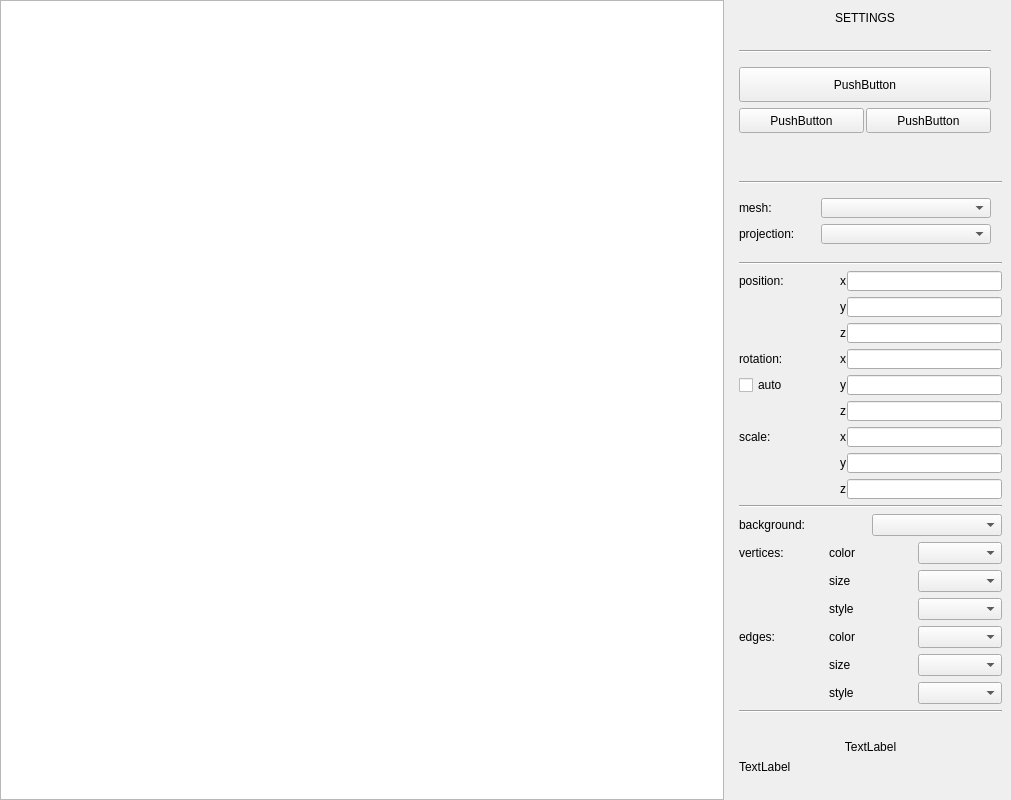
The window that src/qt/mainwindow.ui (Dolaxom/C_3DEngine) describes before a commit, drawn with Qt 5.
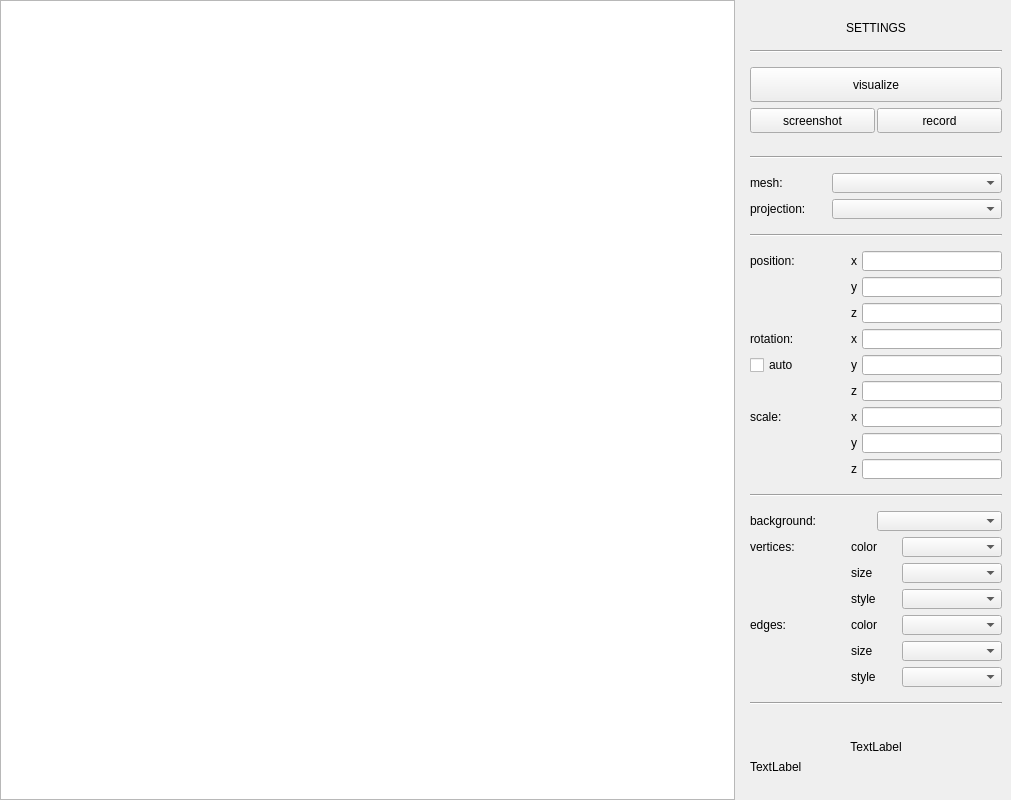
The same window after the commit.

What changed in the file:
```diff
--- a/src/qt/mainwindow.ui
+++ b/src/qt/mainwindow.ui
@@ -60,12 +60,18 @@
          <string>SETTINGS</string>
         </property>
         <property name="alignment">
-         <set>Qt::AlignCenter</set>
+         <set>Qt::AlignBottom|Qt::AlignHCenter</set>
         </property>
        </widget>
       </item>
       <item>
        <widget class="Line" name="line">
+        <property name="minimumSize">
+         <size>
+          <width>252</width>
+          <height>10</height>
+         </size>
+        </property>
         <property name="maximumSize">
          <size>
           <width>252</width>
@@ -92,7 +98,7 @@
          </size>
         </property>
         <property name="text">
-         <string>PushButton</string>
+         <string>visualize</string>
         </property>
        </widget>
       </item>
@@ -112,11 +118,11 @@
           <property name="maximumSize">
            <size>
             <width>125</width>
-            <height>16777215</height>
+            <height>25</height>
            </size>
           </property>
           <property name="text">
-           <string>PushButton</string>
+           <string>record</string>
           </property>
          </widget>
         </item>
@@ -131,11 +137,11 @@
           <property name="maximumSize">
            <size>
             <width>125</width>
-            <height>16777215</height>
+            <height>25</height>
            </size>
           </property>
           <property name="text">
-           <string>PushButton</string>
+           <string>screenshot</string>
           </property>
          </widget>
         </item>
@@ -143,9 +149,15 @@
       </item>
       <item>
        <widget class="Line" name="line_2">
+        <property name="minimumSize">
+         <size>
+          <width>252</width>
+          <height>10</height>
+         </size>
+        </property>
         <property name="maximumSize">
          <size>
-          <width>16777215</width>
+          <width>252</width>
           <height>20</height>
          </size>
         </property>
@@ -161,16 +173,22 @@
         </property>
         <item row="0" column="0">
          <widget class="QLabel" name="meshl">
+          <property name="sizePolicy">
+           <sizepolicy hsizetype="Preferred" vsizetype="Preferred">
+            <horstretch>80</horstretch>
+            <verstretch>20</verstretch>
+           </sizepolicy>
+          </property>
           <property name="minimumSize">
            <size>
             <width>80</width>
-            <height>0</height>
+            <height>20</height>
            </size>
           </property>
           <property name="maximumSize">
            <size>
-            <width>100</width>
-            <height>16777215</height>
+            <width>80</width>
+            <height>20</height>
            </size>
           </property>
           <property name="text">
@@ -183,12 +201,12 @@
           <property name="minimumSize">
            <size>
             <width>170</width>
-            <height>0</height>
+            <height>20</height>
            </size>
           </property>
           <property name="maximumSize">
            <size>
-            <width>150</width>
+            <width>170</width>
             <height>20</height>
            </size>
           </property>
@@ -196,10 +214,16 @@
         </item>
         <item row="1" column="0">
          <widget class="QLabel" name="projectionl">
+          <property name="minimumSize">
+           <size>
+            <width>80</width>
+            <height>20</height>
+           </size>
+          </property>
           <property name="maximumSize">
            <size>
-            <width>100</width>
-            <height>16777215</height>
+            <width>80</width>
+            <height>20</height>
            </size>
           </property>
           <property name="text">
@@ -212,12 +236,12 @@
           <property name="minimumSize">
            <size>
             <width>170</width>
-            <height>0</height>
+            <height>20</height>
            </size>
           </property>
           <property name="maximumSize">
            <size>
-            <width>150</width>
+            <width>170</width>
             <height>20</height>
            </size>
           </property>
@@ -227,6 +251,18 @@
       </item>
       <item>
        <widget class="Line" name="line_3">
+        <property name="minimumSize">
+         <size>
+          <width>252</width>
+          <height>10</height>
+         </size>
+        </property>
+        <property name="maximumSize">
+         <size>
+          <width>252</width>
+          <height>20</height>
+         </size>
+        </property>
         <property name="orientation">
          <enum>Qt::Horizontal</enum>
         </property>
@@ -237,56 +273,17 @@
         <property name="horizontalSpacing">
          <number>1</number>
         </property>
-        <item row="0" column="1">
-         <widget class="QLabel" name="pxl">
-          <property name="maximumSize">
-           <size>
-            <width>16777215</width>
-            <height>20</height>
-           </size>
-          </property>
-          <property name="text">
-           <string>x</string>
-          </property>
-         </widget>
-        </item>
-        <item row="1" column="1">
-         <widget class="QLabel" name="pyl">
-          <property name="maximumSize">
-           <size>
-            <width>16777215</width>
-            <height>20</height>
-           </size>
-          </property>
-          <property name="text">
-           <string>y</string>
-          </property>
-         </widget>
-        </item>
-        <item row="0" column="0">
-         <widget class="QLabel" name="positionl">
-          <property name="minimumSize">
-           <size>
-            <width>100</width>
-            <height>0</height>
-           </size>
-          </property>
-          <property name="maximumSize">
-           <size>
-            <width>16777215</width>
-            <height>20</height>
-           </size>
-          </property>
-          <property name="text">
-           <string>position: </string>
-          </property>
-         </widget>
-        </item>
         <item row="2" column="1">
          <widget class="QLabel" name="pzl">
+          <property name="minimumSize">
+           <size>
+            <width>10</width>
+            <height>20</height>
+           </size>
+          </property>
           <property name="maximumSize">
            <size>
-            <width>16777215</width>
+            <width>10</width>
             <height>20</height>
            </size>
           </property>
@@ -295,11 +292,36 @@
           </property>
          </widget>
         </item>
+        <item row="1" column="1">
+         <widget class="QLabel" name="pyl">
+          <property name="minimumSize">
+           <size>
+            <width>10</width>
+            <height>20</height>
+           </size>
+          </property>
+          <property name="maximumSize">
+           <size>
+            <width>10</width>
+            <height>20</height>
+           </size>
+          </property>
+          <property name="text">
+           <string>y</string>
+          </property>
+         </widget>
+        </item>
         <item row="1" column="2">
          <widget class="QLineEdit" name="pyedit">
+          <property name="minimumSize">
+           <size>
+            <width>140</width>
+            <height>20</height>
+           </size>
+          </property>
           <property name="maximumSize">
            <size>
-            <width>16777215</width>
+            <width>140</width>
             <height>20</height>
            </size>
           </property>
@@ -307,24 +329,80 @@
         </item>
         <item row="0" column="2">
          <widget class="QLineEdit" name="pxedit">
+          <property name="minimumSize">
+           <size>
+            <width>140</width>
+            <height>20</height>
+           </size>
+          </property>
           <property name="maximumSize">
            <size>
-            <width>16777215</width>
+            <width>140</width>
             <height>20</height>
            </size>
           </property>
          </widget>
         </item>
+        <item row="0" column="0">
+         <widget class="QLabel" name="positionl">
+          <property name="sizePolicy">
+           <sizepolicy hsizetype="Preferred" vsizetype="Preferred">
+            <horstretch>100</horstretch>
+            <verstretch>20</verstretch>
+           </sizepolicy>
+          </property>
+          <property name="minimumSize">
+           <size>
+            <width>100</width>
+            <height>20</height>
+           </size>
+          </property>
+          <property name="maximumSize">
+           <size>
+            <width>100</width>
+            <height>20</height>
+           </size>
+          </property>
+          <property name="text">
+           <string>position: </string>
+          </property>
+         </widget>
+        </item>
         <item row="2" column="2">
          <widget class="QLineEdit" name="pzedit">
+          <property name="minimumSize">
+           <size>
+            <width>140</width>
+            <height>20</height>
+           </size>
+          </property>
           <property name="maximumSize">
            <size>
-            <width>16777215</width>
+            <width>140</width>
             <height>20</height>
            </size>
           </property>
          </widget>
         </item>
+        <item row="0" column="1">
+         <widget class="QLabel" name="pxl">
+          <property name="minimumSize">
+           <size>
+            <width>10</width>
+            <height>20</height>
+           </size>
+          </property>
+          <property name="maximumSize">
+           <size>
+            <width>10</width>
+            <height>20</height>
+           </size>
+          </property>
+          <property name="text">
+           <string>x</string>
+          </property>
+         </widget>
+        </item>
        </layout>
       </item>
       <item>
@@ -334,9 +412,15 @@
         </property>
         <item row="1" column="1">
          <widget class="QLabel" name="ryl">
+          <property name="minimumSize">
+           <size>
+            <width>10</width>
+            <height>20</height>
+           </size>
+          </property>
           <property name="maximumSize">
            <size>
-            <width>16777215</width>
+            <width>10</width>
             <height>20</height>
            </size>
           </property>
@@ -350,12 +434,12 @@
           <property name="minimumSize">
            <size>
             <width>100</width>
-            <height>0</height>
+            <height>20</height>
            </size>
           </property>
           <property name="maximumSize">
            <size>
-            <width>16777215</width>
+            <width>100</width>
             <height>20</height>
            </size>
           </property>
@@ -366,9 +450,15 @@
         </item>
         <item row="0" column="1">
          <widget class="QLabel" name="rxl">
+          <property name="minimumSize">
+           <size>
+            <width>10</width>
+            <height>20</height>
+           </size>
+          </property>
           <property name="maximumSize">
            <size>
-            <width>16777215</width>
+            <width>10</width>
             <height>20</height>
            </size>
           </property>
@@ -379,9 +469,15 @@
         </item>
         <item row="0" column="2">
          <widget class="QLineEdit" name="rxedit">
+          <property name="minimumSize">
+           <size>
+            <width>140</width>
+            <height>20</height>
+           </size>
+          </property>
           <property name="maximumSize">
            <size>
-            <width>16777215</width>
+            <width>140</width>
             <height>20</height>
            </size>
           </property>
@@ -389,9 +485,15 @@
         </item>
         <item row="1" column="2">
          <widget class="QLineEdit" name="ryedit">
+          <property name="minimumSize">
+           <size>
+            <width>140</width>
+            <height>20</height>
+           </size>
+          </property>
           <property name="maximumSize">
            <size>
-            <width>16777215</width>
+            <width>140</width>
             <height>20</height>
            </size>
           </property>
@@ -399,9 +501,15 @@
         </item>
         <item row="2" column="1">
          <widget class="QLabel" name="rzl">
+          <property name="minimumSize">
+           <size>
+            <width>10</width>
+            <height>20</height>
+           </size>
+          </property>
           <property name="maximumSize">
            <size>
-            <width>16777215</width>
+            <width>10</width>
             <height>20</height>
            </size>
           </property>
@@ -412,9 +520,15 @@
         </item>
         <item row="2" column="2">
          <widget class="QLineEdit" name="rzedit">
+          <property name="minimumSize">
+           <size>
+            <width>140</width>
+            <height>20</height>
+           </size>
+          </property>
           <property name="maximumSize">
            <size>
-            <width>16777215</width>
+            <width>140</width>
             <height>20</height>
            </size>
           </property>
@@ -422,9 +536,15 @@
         </item>
         <item row="1" column="0">
          <widget class="QCheckBox" name="autorotationc">
+          <property name="minimumSize">
+           <size>
+            <width>10</width>
+            <height>20</height>
+           </size>
+          </property>
           <property name="maximumSize">
            <size>
-            <width>16777215</width>
+            <width>100</width>
             <height>20</height>
            </size>
           </property>
@@ -442,9 +562,15 @@
         </property>
         <item row="2" column="1">
          <widget class="QLabel" name="szl">
+          <property name="minimumSize">
+           <size>
+            <width>10</width>
+            <height>20</height>
+           </size>
+          </property>
           <property name="maximumSize">
            <size>
-            <width>16777215</width>
+            <width>10</width>
             <height>20</height>
            </size>
           </property>
@@ -455,9 +581,15 @@
         </item>
         <item row="0" column="2">
          <widget class="QLineEdit" name="sxedit">
+          <property name="minimumSize">
+           <size>
+            <width>140</width>
+            <height>20</height>
+           </size>
+          </property>
           <property name="maximumSize">
            <size>
-            <width>16777215</width>
+            <width>140</width>
             <height>20</height>
            </size>
           </property>
@@ -468,12 +600,12 @@
           <property name="minimumSize">
            <size>
             <width>100</width>
-            <height>0</height>
+            <height>20</height>
            </size>
           </property>
           <property name="maximumSize">
            <size>
-            <width>16777215</width>
+            <width>100</width>
             <height>20</height>
            </size>
           </property>
@@ -484,9 +616,15 @@
         </item>
         <item row="1" column="1">
          <widget class="QLabel" name="syl">
+          <property name="minimumSize">
+           <size>
+            <width>10</width>
+            <height>20</height>
+           </size>
+          </property>
           <property name="maximumSize">
            <size>
-            <width>16777215</width>
+            <width>10</width>
             <height>20</height>
            </size>
           </property>
@@ -497,9 +635,15 @@
         </item>
         <item row="0" column="1">
          <widget class="QLabel" name="sxl">
+          <property name="minimumSize">
+           <size>
+            <width>10</width>
+            <height>20</height>
+           </size>
+          </property>
           <property name="maximumSize">
            <size>
-            <width>16777215</width>
+            <width>10</width>
             <height>20</height>
            </size>
           </property>
@@ -510,9 +654,15 @@
         </item>
         <item row="1" column="2">
          <widget class="QLineEdit" name="syedit">
+          <property name="minimumSize">
+           <size>
+            <width>140</width>
+            <height>20</height>
+           </size>
+          </property>
           <property name="maximumSize">
            <size>
-            <width>16777215</width>
+            <width>140</width>
             <height>20</height>
            </size>
           </property>
@@ -520,9 +670,15 @@
         </item>
         <item row="2" column="2">
          <widget class="QLineEdit" name="szedit">
+          <property name="minimumSize">
+           <size>
+            <width>140</width>
+            <height>20</height>
+           </size>
+          </property>
           <property name="maximumSize">
            <size>
-            <width>16777215</width>
+            <width>140</width>
             <height>20</height>
            </size>
           </property>
@@ -532,6 +688,18 @@
       </item>
       <item>
        <widget class="Line" name="line_5">
+        <property name="minimumSize">
+         <size>
+          <width>252</width>
+          <height>10</height>
+         </size>
+        </property>
+        <property name="maximumSize">
+         <size>
+          <width>252</width>
+          <height>20</height>
+         </size>
+        </property>
         <property name="orientation">
          <enum>Qt::Horizontal</enum>
         </property>
@@ -544,20 +712,48 @@
         </property>
         <item row="0" column="0">
          <widget class="QLabel" name="bgl">
+          <property name="maximumSize">
+           <size>
+            <width>150</width>
+            <height>20</height>
+           </size>
+          </property>
           <property name="text">
            <string>background:</string>
           </property>
          </widget>
         </item>
         <item row="0" column="1">
-         <widget class="QComboBox" name="bgcolord"/>
+         <widget class="QComboBox" name="bgcolord">
+          <property name="maximumSize">
+           <size>
+            <width>150</width>
+            <height>20</height>
+           </size>
+          </property>
+         </widget>
         </item>
        </layout>
       </item>
       <item>
-       <layout class="QGridLayout" name="gridLayout_3">
+       <layout class="QGridLayout" name="lay_vert">
+        <property name="horizontalSpacing">
+         <number>1</number>
+        </property>
         <item row="0" column="0">
          <widget class="QLabel" name="label_2">
+          <property name="minimumSize">
+           <size>
+            <width>100</width>
+            <height>20</height>
+           </size>
+          </property>
+          <property name="maximumSize">
+           <size>
+            <width>100</width>
+            <height>20</height>
+           </size>
+          </property>
           <property name="text">
            <string>vertices:</string>
           </property>
@@ -565,16 +761,53 @@
         </item>
         <item row="1" column="1">
          <widget class="QLabel" name="label_4">
+          <property name="minimumSize">
+           <size>
+            <width>50</width>
+            <height>20</height>
+           </size>
+          </property>
+          <property name="maximumSize">
+           <size>
+            <width>50</width>
+            <height>20</height>
+           </size>
+          </property>
           <property name="text">
            <string>size</string>
           </property>
          </widget>
         </item>
         <item row="1" column="2">
-         <widget class="QComboBox" name="comboBox_3"/>
+         <widget class="QComboBox" name="comboBox_3">
+          <property name="minimumSize">
+           <size>
+            <width>100</width>
+            <height>20</height>
+           </size>
+          </property>
+          <property name="maximumSize">
+           <size>
+            <width>100</width>
+            <height>20</height>
+           </size>
+          </property>
+         </widget>
         </item>
         <item row="0" column="1">
          <widget class="QLabel" name="label_3">
+          <property name="minimumSize">
+           <size>
+            <width>50</width>
+            <height>20</height>
+           </size>
+          </property>
+          <property name="maximumSize">
+           <size>
+            <width>50</width>
+            <height>20</height>
+           </size>
+          </property>
           <property name="text">
            <string>color</string>
           </property>
@@ -582,26 +815,92 @@
         </item>
         <item row="2" column="1">
          <widget class="QLabel" name="label_5">
+          <property name="minimumSize">
+           <size>
+            <width>50</width>
+            <height>20</height>
+           </size>
+          </property>
+          <property name="maximumSize">
+           <size>
+            <width>50</width>
+            <height>20</height>
+           </size>
+          </property>
           <property name="text">
            <string>style</string>
           </property>
          </widget>
         </item>
         <item row="0" column="2">
-         <widget class="QComboBox" name="comboBox_2"/>
+         <widget class="QComboBox" name="comboBox_2">
+          <property name="minimumSize">
+           <size>
+            <width>100</width>
+            <height>20</height>
+           </size>
+          </property>
+          <property name="maximumSize">
+           <size>
+            <width>100</width>
+            <height>20</height>
+           </size>
+          </property>
+         </widget>
         </item>
         <item row="2" column="2">
-         <widget class="QComboBox" name="comboBox_4"/>
+         <widget class="QComboBox" name="comboBox_4">
+          <property name="minimumSize">
+           <size>
+            <width>100</width>
+            <height>20</height>
+           </size>
+          </property>
+          <property name="maximumSize">
+           <size>
+            <width>100</width>
+            <height>20</height>
+           </size>
+          </property>
+         </widget>
         </item>
        </layout>
       </item>
       <item>
-       <layout class="QGridLayout" name="gridLayout_4">
+       <layout class="QGridLayout" name="lay_edge">
+        <property name="horizontalSpacing">
+         <number>1</number>
+        </property>
         <item row="0" column="2">
-         <widget class="QComboBox" name="comboBox_5"/>
+         <widget class="QComboBox" name="comboBox_5">
+          <property name="minimumSize">
+           <size>
+            <width>100</width>
+            <height>20</height>
+           </size>
+          </property>
+          <property name="maximumSize">
+           <size>
+            <width>100</width>
+            <height>20</height>
+           </size>
+          </property>
+         </widget>
         </item>
         <item row="1" column="1">
          <widget class="QLabel" name="label_8">
+          <property name="minimumSize">
+           <size>
+            <width>50</width>
+            <height>20</height>
+           </size>
+          </property>
+          <property name="maximumSize">
+           <size>
+            <width>50</width>
+            <height>20</height>
+           </size>
+          </property>
           <property name="text">
            <string>size</string>
           </property>
@@ -609,6 +908,18 @@
         </item>
         <item row="0" column="1">
          <widget class="QLabel" name="label_7">
+          <property name="minimumSize">
+           <size>
+            <width>50</width>
+            <height>20</height>
+           </size>
+          </property>
+          <property name="maximumSize">
+           <size>
+            <width>50</width>
+            <height>20</height>
+           </size>
+          </property>
           <property name="text">
            <string>color</string>
           </property>
@@ -616,6 +927,18 @@
         </item>
         <item row="0" column="0">
          <widget class="QLabel" name="label_6">
+          <property name="minimumSize">
+           <size>
+            <width>100</width>
+            <height>20</height>
+           </size>
+          </property>
+          <property name="maximumSize">
+           <size>
+            <width>100</width>
+            <height>20</height>
+           </size>
+          </property>
           <property name="text">
            <string>edges:</string>
           </property>
@@ -623,21 +946,71 @@
         </item>
         <item row="2" column="1">
          <widget class="QLabel" name="label_9">
+          <property name="minimumSize">
+           <size>
+            <width>50</width>
+            <height>20</height>
+           </size>
+          </property>
+          <property name="maximumSize">
+           <size>
+            <width>50</width>
+            <height>20</height>
+           </size>
+          </property>
           <property name="text">
            <string>style</string>
           </property>
          </widget>
         </item>
         <item row="1" column="2">
-         <widget class="QComboBox" name="comboBox_6"/>
+         <widget class="QComboBox" name="comboBox_6">
+          <property name="minimumSize">
+           <size>
+            <width>100</width>
+            <height>20</height>
+           </size>
+          </property>
+          <property name="maximumSize">
+           <size>
+            <width>100</width>
+            <height>20</height>
+           </size>
+          </property>
+         </widget>
         </item>
         <item row="2" column="2">
-         <widget class="QComboBox" name="comboBox_7"/>
+         <widget class="QComboBox" name="comboBox_7">
+          <property name="minimumSize">
+           <size>
+            <width>100</width>
+            <height>20</height>
+           </size>
+          </property>
+          <property name="maximumSize">
+           <size>
+            <width>100</width>
+            <height>20</height>
+           </size>
+          </property>
+         </widget>
         </item>
        </layout>
       </item>
       <item>
        <widget class="Line" name="line_4">
+        <property name="minimumSize">
+         <size>
+          <width>252</width>
+          <height>10</height>
+         </size>
+        </property>
+        <property name="maximumSize">
+         <size>
+          <width>252</width>
+          <height>20</height>
+         </size>
+        </property>
         <property name="orientation">
          <enum>Qt::Horizontal</enum>
         </property>
@@ -645,9 +1018,15 @@
       </item>
       <item>
        <widget class="QLabel" name="resultl">
+        <property name="minimumSize">
+         <size>
+          <width>252</width>
+          <height>35</height>
+         </size>
+        </property>
         <property name="maximumSize">
          <size>
-          <width>16777215</width>
+          <width>252</width>
           <height>35</height>
          </size>
         </property>
@@ -661,9 +1040,15 @@
       </item>
       <item>
        <widget class="QLabel" name="errl">
+        <property name="minimumSize">
+         <size>
+          <width>252</width>
+          <height>40</height>
+         </size>
+        </property>
         <property name="maximumSize">
          <size>
-          <width>16777215</width>
+          <width>252</width>
           <height>40</height>
          </size>
         </property>
```
